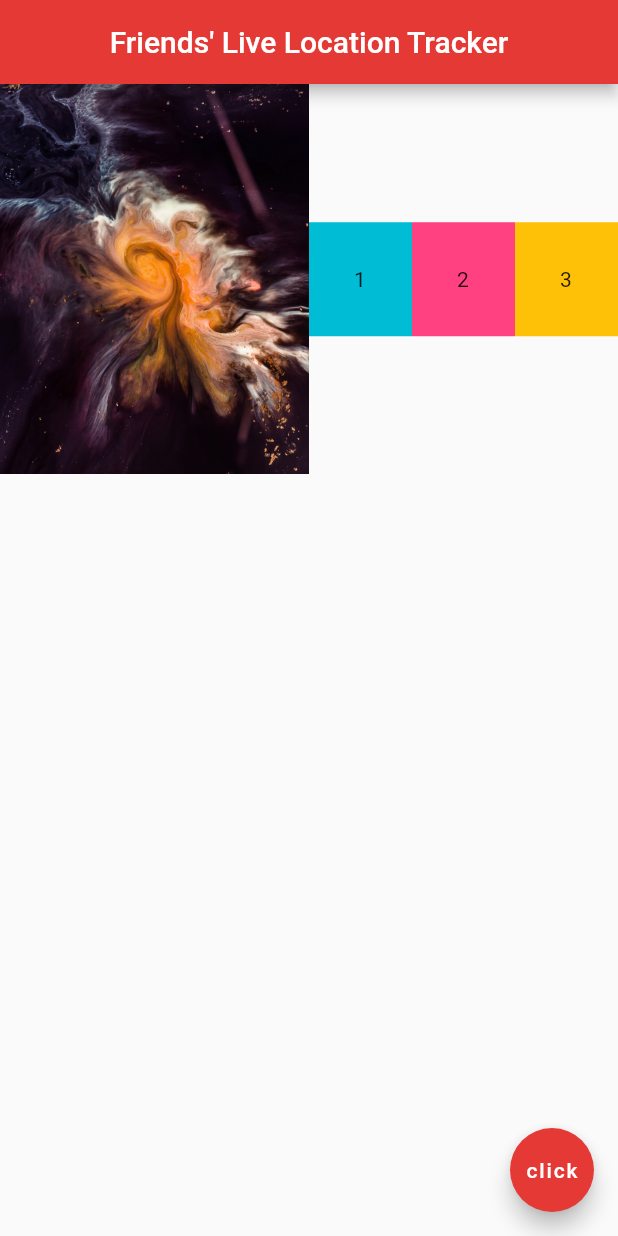
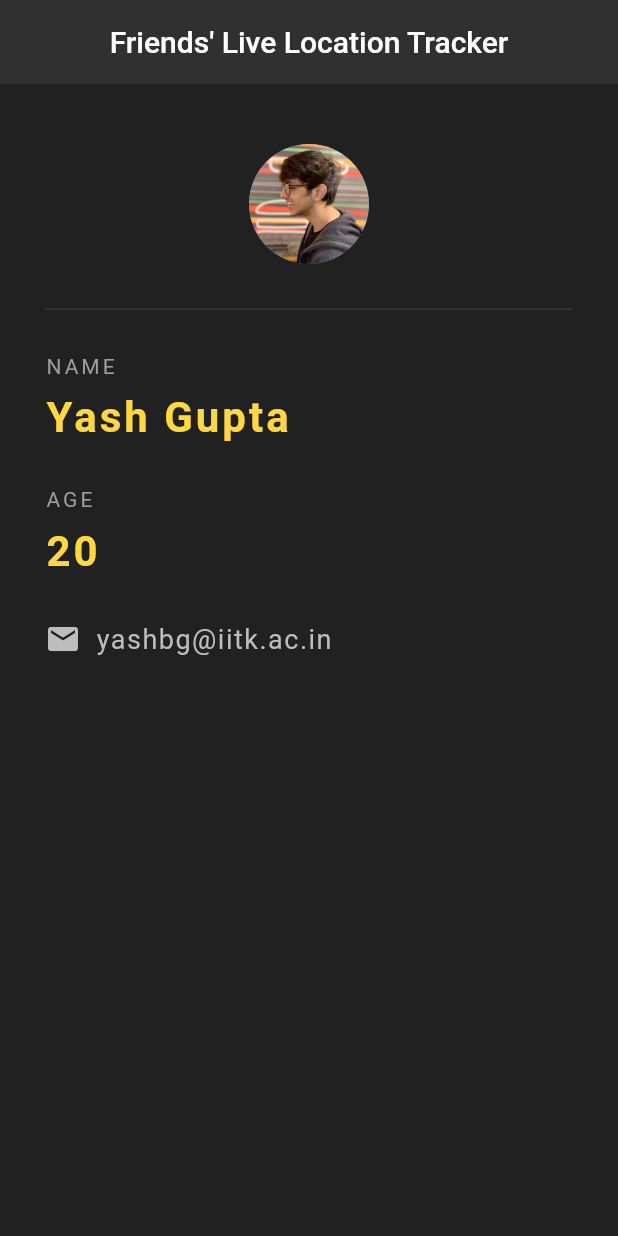
Before and after one commit to yashbg/friends_live_location_tracker, a Flutter app: the screen it shows after launch, on a phone screen of 412 x 824 dp. Run offline on Flutter 3.47's test engine with Material 2 defaults, Android fonts, the phone set to English and light mode, and no system bars.

Commit message:
Make ID card

```diff
--- a/lib/main.dart
+++ b/lib/main.dart
@@ -10,47 +10,83 @@
   @override
   Widget build(BuildContext context) {
     return Scaffold(
+      backgroundColor: Colors.grey[900],
       appBar: AppBar(
         title: Text("Friends' Live Location Tracker"),
         centerTitle: true,
-        backgroundColor: Colors.red[600],
+        backgroundColor: Colors.grey[850],
+        elevation: 0.0,
       ),
-      body: Row(
+      body: Padding(
+        padding: EdgeInsets.fromLTRB(30.0, 40.0, 30.0, 0.0),
+        child: Column(
+          crossAxisAlignment: CrossAxisAlignment.start,
           children: <Widget>[
-          Expanded(
-            child: Image.asset('assets/space.jpg'),
-            flex: 3,
-          ),
-          Expanded(
-            flex: 1,
-            child: Container(
-              padding: EdgeInsets.all(30.0),
-              color: Colors.cyan,
-              child: Text('1'),
+            Center(
+              child: CircleAvatar(
+                backgroundImage: AssetImage('assets/me.jpeg'),
+                radius: 40.0,
               ),
             ),
-          Expanded(
-            flex: 1,
-            child: Container(
-              padding: EdgeInsets.all(30.0),
-              color: Colors.pinkAccent,
-              child: Text('2'),
+            Divider(
+              height: 60.0,
+              color: Colors.grey[800],
+            ),
+            Text(
+              'NAME',
+              style: TextStyle(
+                color: Colors.grey,
+                letterSpacing: 2.0,
               ),
             ),
-          Expanded(
-            flex: 1,
-            child: Container(
-              padding: EdgeInsets.all(30.0),
-              color: Colors.amber,
-              child: Text('3'),
+            SizedBox(height: 10.0),
+            Text(
+              'Yash Gupta',
+              style: TextStyle(
+                color: Colors.amberAccent[200],
+                letterSpacing: 2.0,
+                fontSize: 28.0,
+                fontWeight: FontWeight.bold,
+              ),
+            ),
+            SizedBox(height: 30.0),
+            Text(
+              'AGE',
+              style: TextStyle(
+                color: Colors.grey,
+                letterSpacing: 2.0,
+              ),
+            ),
+            SizedBox(height: 10.0),
+            Text(
+              '20',
+              style: TextStyle(
+                color: Colors.amberAccent[200],
+                letterSpacing: 2.0,
+                fontSize: 28.0,
+                fontWeight: FontWeight.bold,
+              ),
+            ),
+            SizedBox(height: 30.0),
+            Row(
+              children: <Widget>[
+                Icon(
+                  Icons.email,
+                  color: Colors.grey[400],
+                ),
+                SizedBox(width: 10.0),
+                Text(
+                  'yashbg@iitk.ac.in',
+                  style: TextStyle(
+                    color: Colors.grey[400],
+                    fontSize: 18.0,
+                    letterSpacing: 1.0,
                   ),
                 ),
               ],
             ),
-      floatingActionButton: FloatingActionButton(
-        onPressed: () {},
-        child: Text('click'),
-        backgroundColor: Colors.red[600],
+          ],
+        ),
       ),
     );
   }
```
Also changed, not shown: assets/me.jpeg (added). Lines whose indentation alone changed are shown as unchanged.
